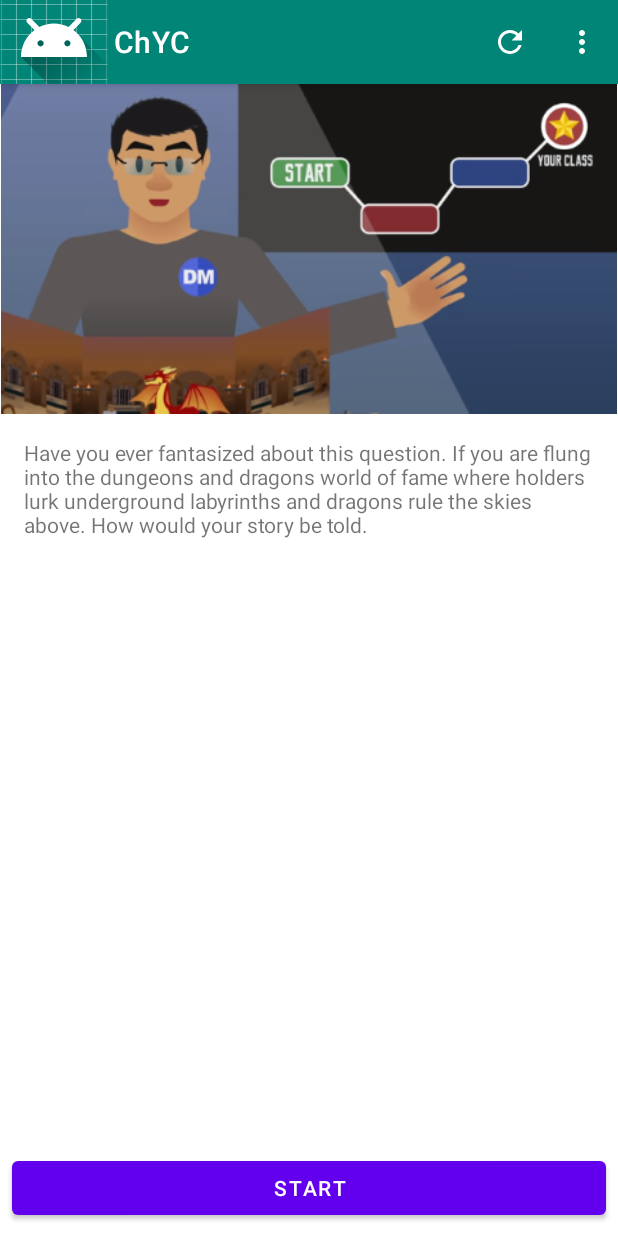
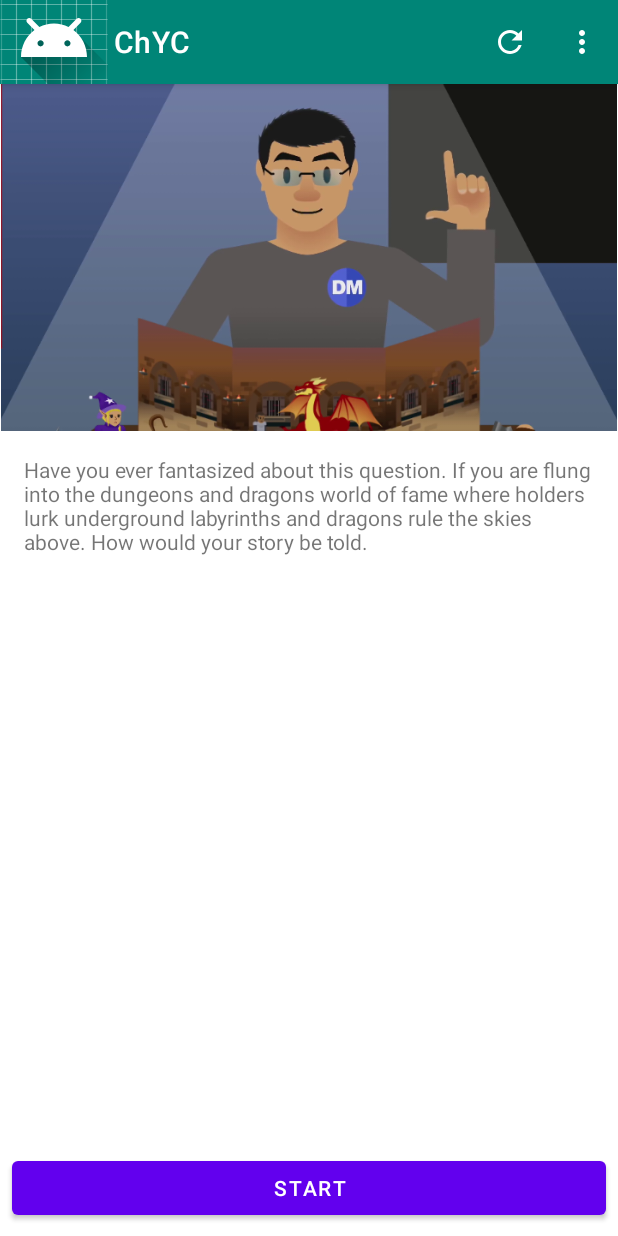
Before and after one commit to rurickdev/ChooseYourClass, an Android app: the screen it shows after launch (MainActivity), after a tap on "reiniciar", on a phone screen of 412 x 824 dp. Run offline under Robolectric (Android 15) with nearby library versions, the phone set to English and light mode, and no system bars.

Commit message:
Tuned some parts of the About Activity, added some icons and cleaned some of the Main Activity Code

```diff
--- a/app/src/main/java/com/mosiacogeek/chyc/About.java
+++ b/app/src/main/java/com/mosiacogeek/chyc/About.java
@@ -44,6 +44,8 @@ public class About extends AppCompatActivity {
         ActionBar ab = getSupportActionBar();
         if(ab!= null)
             ab.setDisplayHomeAsUpEnabled(true);
+
+        this.setTitle("About");
     }
 
 
--- a/app/src/main/java/com/mosiacogeek/chyc/MainActivity.java
+++ b/app/src/main/java/com/mosiacogeek/chyc/MainActivity.java
@@ -48,8 +48,14 @@ public class MainActivity extends AppCompatActivity {
     public boolean onOptionsItemSelected(MenuItem item) {
         switch (item.getItemId()) {
             case R.id.reiniciar:
-                navegacion.removeAllElements();
-                presentation(this.findViewById(android.R.id.content));
+                navegacion.removeAllElements();generarPantalla("presentacion",
+                    R.mipmap.img_question_main_2,
+                    R.string.text_presentation,
+                    1,
+                    new Integer[]{R.string.btn_start},
+                    new String[]{"start"});
+                barra.setNavigationIcon(R.mipmap.ic_launcher_round);
+                this.setTitle("ChYC");
                 return true;
             case R.id.about:
                 Intent intent = new Intent(this, About.class);
@@ -127,8 +133,15 @@ public class MainActivity extends AppCompatActivity {
         Log.d("mySwitch",tag);
         switch (tag) {
             case "presentacion":
+                generarPantalla("presentacion",
+                    R.mipmap.img_question_main_2,
+                    R.string.text_presentation,
+                    1,
+                    new Integer[]{R.string.btn_start},
+                    new String[]{"start"});
+                barra.setNavigationIcon(R.mipmap.ic_launcher_round);
                 this.setTitle("ChYC");
-                presentation(view);
+                //presentation(view);
                 break;
             case "start":
                 generarPantalla(tag,
@@ -334,17 +347,13 @@ public class MainActivity extends AppCompatActivity {
     }
     //ToDo: pasarlo a usar generarPantalla()
     public void presentation(View view){
-        //this.setTitle("ChYC");
-        layout.setTag("presentacion");
-        barra.setNavigationIcon(R.mipmap.ic_launcher_round);
-        imagen.setImageResource(R.mipmap.img_question_main);
-        pregunta.setText(R.string.text_presentation);
-        boton1.setVisibility(android.view.View.VISIBLE);
-        boton2.setVisibility(android.view.View.GONE);
-        boton3.setVisibility(android.view.View.GONE);
-        boton4.setVisibility(android.view.View.GONE);
-        boton1.setText(R.string.btn_start);
-        boton1.setTag("start");
+
+        generarPantalla("presentacion",
+                R.mipmap.img_question_main_2,
+                R.string.text_presentation,
+                1,
+                new Integer[]{R.string.btn_start},
+                new String[]{"start"});
     }
 
     //Se ejecuta cuando precionas el boton de regresar a la pantalla anterior
```
Also changed, not shown: app/src/main/res/layout/activity_about.xml (+98 -19 lines), app/src/main/res/values/strings.xml (+2 -19 lines), app/src/main/res/drawable-hdpi/ic_button_gitcat.png (added), app/src/main/res/drawable-mdpi/ic_button_gitcat.png (added), app/src/main/res/drawable-xhdpi/ic_button_gitcat.png (added), app/src/main/res/drawable-xxhdpi/ic_button_gitcat.png (added), app/src/main/res/drawable-xxxhdpi/ic_button_gitcat.png (added).
